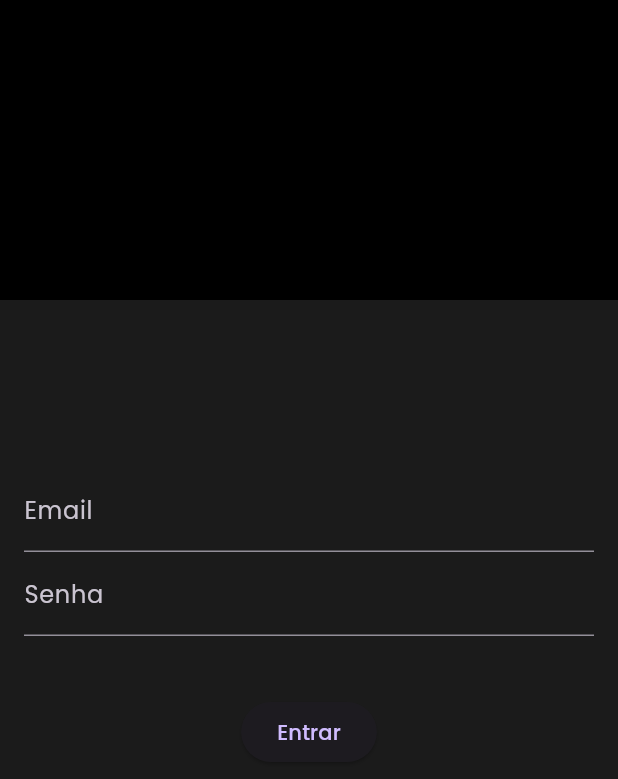
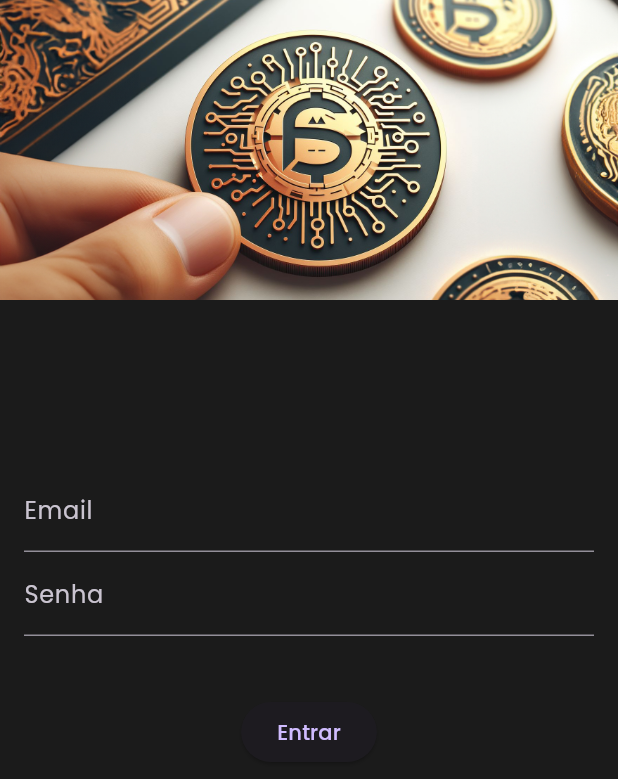
Before and after one commit to edwardcosta/finst, a Flutter app: the screen it shows after launch, on a phone screen of 412 x 824 dp. Shown: the top 779 px of the screen. Run offline on Flutter 3.47's test engine with Material 3 defaults, Android fonts, the phone set to English and light mode, and no system bars; our stand-ins replace firebase_auth, firebase_core, google_fonts; accounts and stored records are empty.

Commit message:
adding image to auth page

```diff
--- a/lib/screen/auth/authenticationWrapper.dart
+++ b/lib/authenticationWrapper.dart
@@ -1,6 +1,6 @@
 import 'package:finst/screen/auth/auth.dart';
 import 'package:finst/screen/auth/components/login.dart';
-import 'package:finst/screen/home.dart';
+import 'package:finst/screen/home/home.dart';
 import 'package:firebase_auth/firebase_auth.dart';
 import 'package:flutter/material.dart';
 
--- a/lib/main.dart
+++ b/lib/main.dart
@@ -1,4 +1,4 @@
-import 'package:finst/screen/auth/authenticationWrapper.dart';
+import 'package:finst/authenticationWrapper.dart';
 import 'package:finst/firebase_options.dart';
 import 'package:flutter/material.dart';
 import 'package:firebase_core/firebase_core.dart';
--- a/lib/screen/auth/auth.dart
+++ b/lib/screen/auth/auth.dart
@@ -15,10 +15,12 @@ class AuthLayout extends StatelessWidget {
       body: Stack(
         children: [
           SizedBox(
-            width: MediaQuery.of(context).size.width,
-            height: 200,
-            child: Container(color: Colors.black),
-          ),
+              width: MediaQuery.of(context).size.width,
+              height: 200,
+              child: FittedBox(
+                  fit: BoxFit.fitWidth,
+                  clipBehavior: Clip.hardEdge,
+                  child: Image.asset('assets/images/finst-image.jpg'))),
           child,
         ],
       ),
@@ -29,11 +31,14 @@ class AuthLayout extends StatelessWidget {
         children: [
           Flexible(
               flex: 3,
-              child: Container(
-                color: Colors.black,
-              )),
+              child: SizedBox(
+                  height: MediaQuery.of(context).size.height,
+                  child: FittedBox(
+                      fit: BoxFit.fitHeight,
+                      clipBehavior: Clip.hardEdge,
+                      child: Image.asset('assets/images/finst-image.jpg')))),
           Flexible(
-            flex: 5,
+            flex: 4,
             child: child,
           ),
         ],
--- a/lib/screen/home.dart
+++ b/lib/screen/home/home.dart
@@ -1,3 +1,4 @@
+import 'package:finst/screen/home/dashboard.dart';
 import 'package:firebase_auth/firebase_auth.dart';
 import 'package:flutter/material.dart';
 
@@ -14,7 +15,7 @@ class HomePage extends StatelessWidget {
   Widget build(BuildContext context) {
     return Scaffold(
       appBar: AppBar(
-        title: const Text('Home Page'),
+        title: const Text('Página Inicial'),
         actions: [
           IconButton(
             icon: const Icon(Icons.exit_to_app),
@@ -23,7 +24,7 @@ class HomePage extends StatelessWidget {
         ],
       ),
       body: const Center(
-        child: Text('Welcome to the Home Page!'),
+        child: Dashboard(),
       ),
     );
   }
--- a/pubspec.yaml
+++ b/pubspec.yaml
@@ -61,9 +61,8 @@ flutter:
   uses-material-design: true
 
   # To add assets to your application, add an assets section, like this:
-  # assets:
-  #   - images/a_dot_burr.jpeg
-  #   - images/a_dot_ham.jpeg
+  assets:
+    - assets/images/
 
   # An image asset can refer to one or more resolution-specific "variants", see
   # https://flutter.dev/assets-and-images/#resolution-aware
```
Also changed, not shown: assets/images/finst-image.jpg (renamed from finst-image.jpg).
